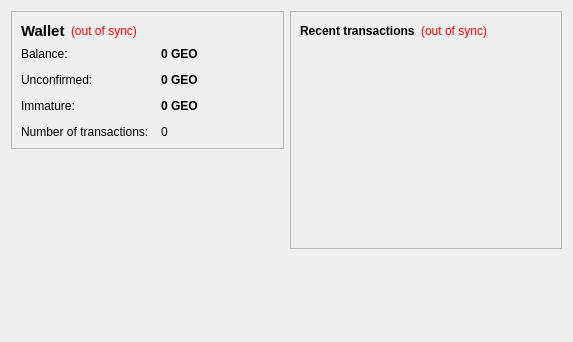
Qt form src/qt/forms/overviewpage.ui (gbalme/newalcohoin) before a commit.
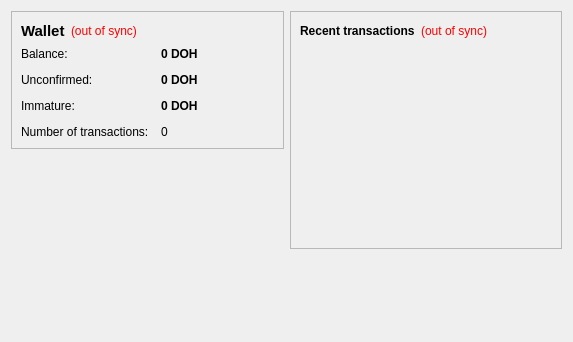
The same form after that commit. Icons and pictures are not drawn.

Diff of the .ui file:
```diff
--- a/src/qt/forms/overviewpage.ui
+++ b/src/qt/forms/overviewpage.ui
@@ -105,7 +105,7 @@
              <string>Your current balance</string>
             </property>
             <property name="text">
-             <string notr="true">0 GEO</string>
+             <string notr="true">0 DOH</string>
             </property>
             <property name="textInteractionFlags">
              <set>Qt::LinksAccessibleByMouse|Qt::TextSelectableByKeyboard|Qt::TextSelectableByMouse</set>
@@ -134,7 +134,7 @@
              <string>Total of transactions that have yet to be confirmed, and do not yet count toward the current balance</string>
             </property>
             <property name="text">
-             <string notr="true">0 GEO</string>
+             <string notr="true">0 DOH</string>
             </property>
             <property name="textInteractionFlags">
              <set>Qt::LinksAccessibleByMouse|Qt::TextSelectableByKeyboard|Qt::TextSelectableByMouse</set>
@@ -177,7 +177,7 @@
              <string>Mined balance that has not yet matured</string>
             </property>
             <property name="text">
-             <string notr="true">0 GEO</string>
+             <string notr="true">0 DOH</string>
             </property>
             <property name="textInteractionFlags">
              <set>Qt::LinksAccessibleByMouse|Qt::TextSelectableByKeyboard|Qt::TextSelectableByMouse</set>
```
Left out of the diff: 23 changed lines with no effect on the pictures.
